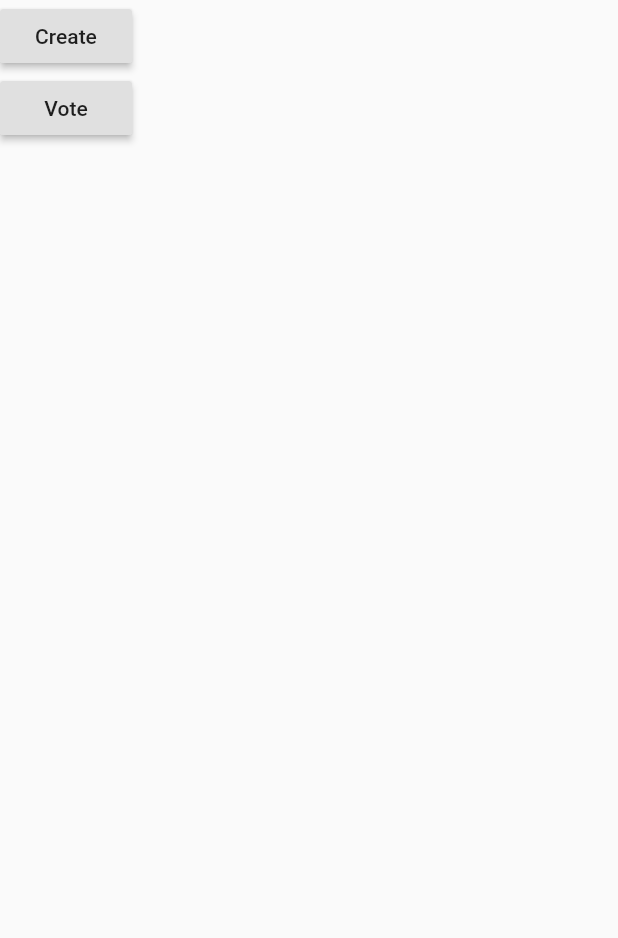
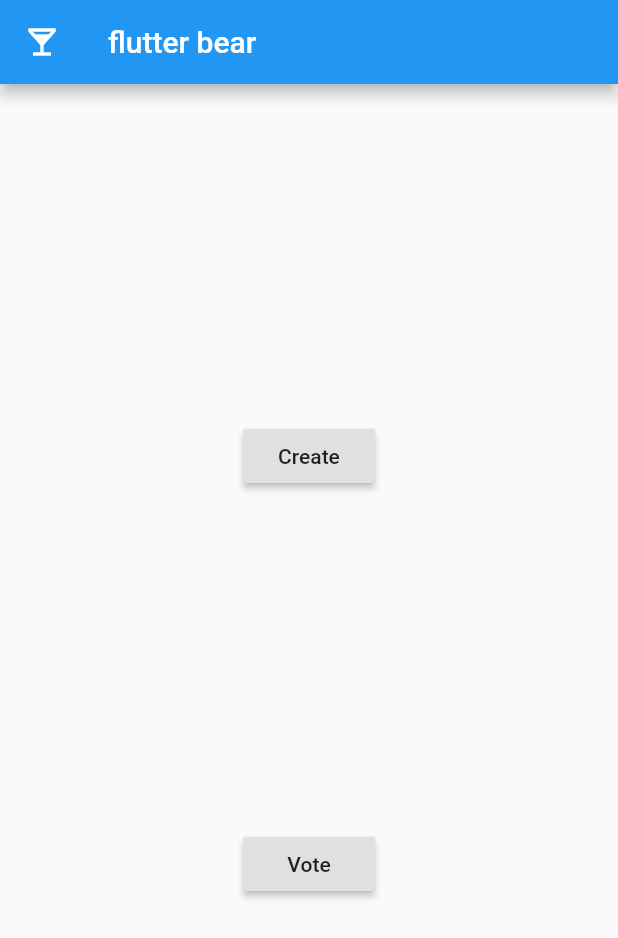
Before and after one commit to abilia/flutterbeer, a Flutter app: the screen it shows after launch, on a phone screen of 412 x 824 dp. Shown: the top 938 px of the screen. Run offline on Flutter 3.47's test engine with Material 2 defaults, Android fonts, the light colour scheme and no system bars.

Commit message:
Adding appbar and some routs to main

```diff
--- a/lib/main.dart
+++ b/lib/main.dart
@@ -1,4 +1,5 @@
 import 'package:flutter/material.dart';
+import 'package:flutterbeer/add_beer_view.dart';
 import 'package:flutterbeer/create_testing.dart';
 import 'package:flutterbeer/join_testing.dart';
 import 'package:flutterbeer/vote.dart';
@@ -14,6 +15,7 @@ class MyApp extends StatelessWidget {
       routes: {
         '/': (context) => MainScreen(),
         '/create': (context) => CreateTesting(),
+        '/create/add': (context) => AddBeer(),
         '/join': (context) => JoinTesting(),
         '/vote': (context) => Vote()
       },
@@ -33,21 +35,28 @@ class MainScreen extends StatelessWidget {
   @override
   Widget build(BuildContext context) {
     return Scaffold(
-      body: Column(
+      appBar: AppBar(
+        leading: Icon(Icons.local_bar),
+        title: Text('flutter bear'),
+      ),
+      body: Center(
+        child: Column(
+          mainAxisAlignment: MainAxisAlignment.spaceEvenly,
           children: <Widget>[
             RaisedButton(
-              child: Text("Create"),
+                child: Text('Create'),
                 onPressed: () {
                   Navigator.pushNamed(context, '/create');
                 }),
             RaisedButton(
-            child: Text("Vote"),
+              child: Text('Vote'),
               onPressed: () {
                 Navigator.pushNamed(context, '/vote');
               },
             )
           ],
         ),
+      ),
     );
   }
 }
```
Lines whose indentation alone changed are shown as unchanged.
